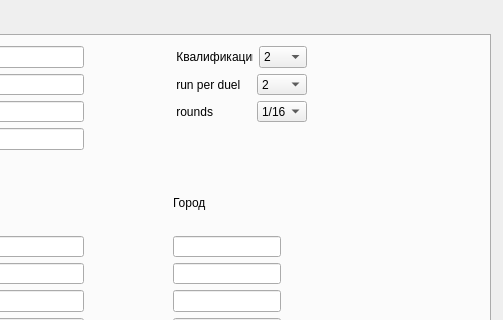
Qt form new_form.ui (biggerstronger/PSLJ) before a commit; both pictures show x 710 to 1213 and y 0 to 320 of the 1213 by 958 pixel window.
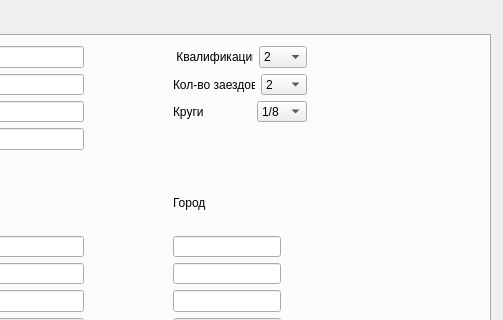
The same form after that commit.

```diff
--- a/new_form.ui
+++ b/new_form.ui
@@ -123,7 +123,7 @@
             </size>
            </property>
            <property name="text">
-            <string> run per duel</string>
+            <string>Кол-во заездов</string>
            </property>
           </widget>
          </item>
@@ -481,7 +481,7 @@
             </size>
            </property>
            <property name="text">
-            <string> rounds</string>
+            <string>Круги</string>
            </property>
           </widget>
          </item>
@@ -494,7 +494,7 @@
             </size>
            </property>
            <property name="currentIndex">
-            <number>0</number>
+            <number>1</number>
            </property>
            <item>
             <property name="text">
```
Left out of the diff: 18 changed lines with no effect on the pictures.
